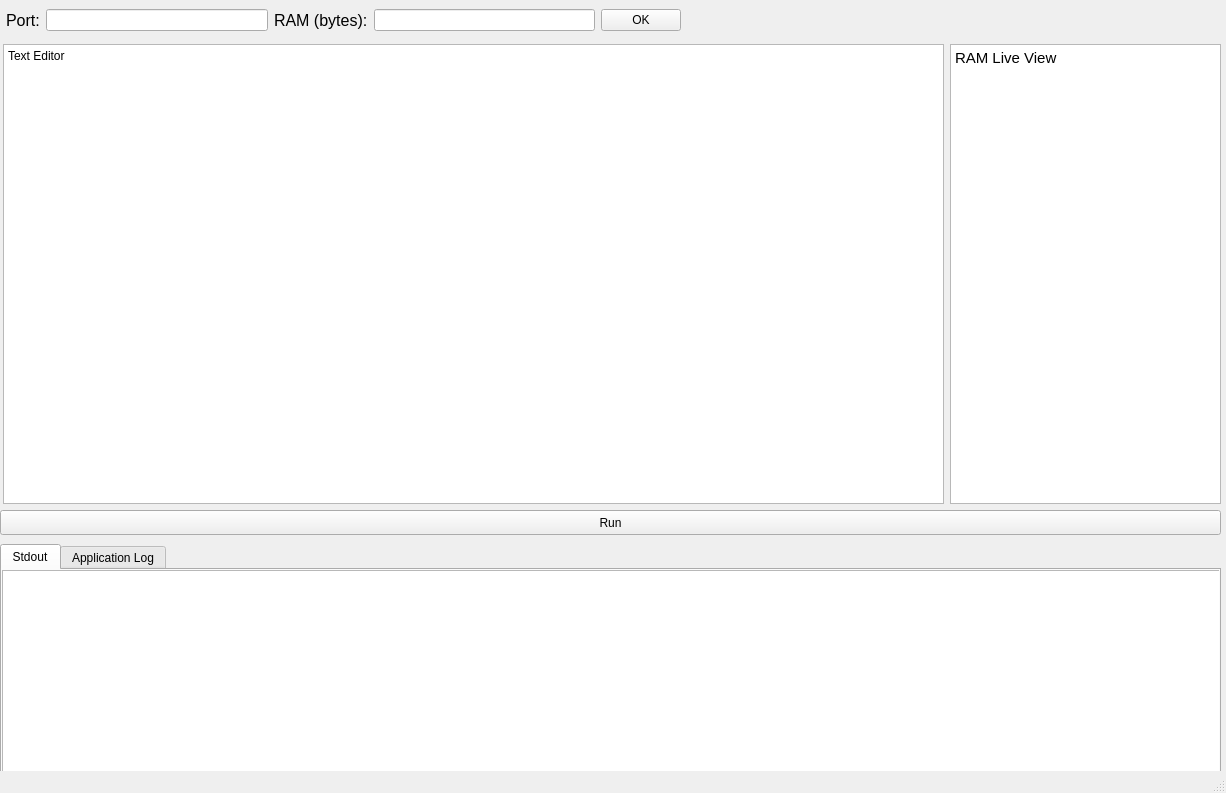
Old version of the form Sources/mainwindow.ui in the repository GabrielVL/c-text-editor.
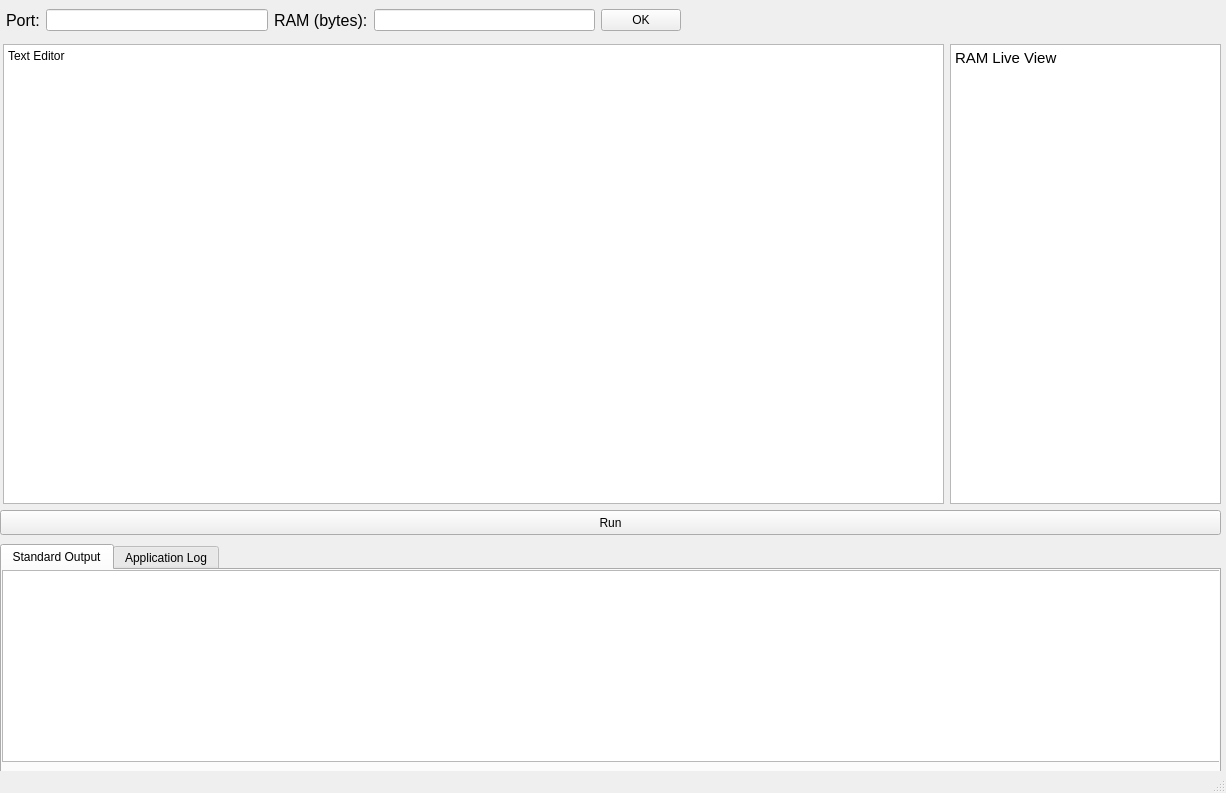
New version of the form. The open tabs and pages were chosen to show the change.

The edit to the form file:
```diff
--- a/Sources/mainwindow.ui
+++ b/Sources/mainwindow.ui
@@ -71,15 +71,15 @@
     </property>
     <widget class="QWidget" name="tab">
      <attribute name="title">
-      <string>Stdout</string>
+      <string>Standard Output</string>
      </attribute>
-     <widget class="QTextBrowser" name="textBrowser_3">
+     <widget class="QListWidget" name="StdoutList">
       <property name="geometry">
        <rect>
         <x>0</x>
         <y>0</y>
-        <width>1221</width>
-        <height>220</height>
+        <width>1220</width>
+        <height>192</height>
        </rect>
       </property>
      </widget>
```
Left out of the diff: 8 changed lines with no effect on the pictures.
